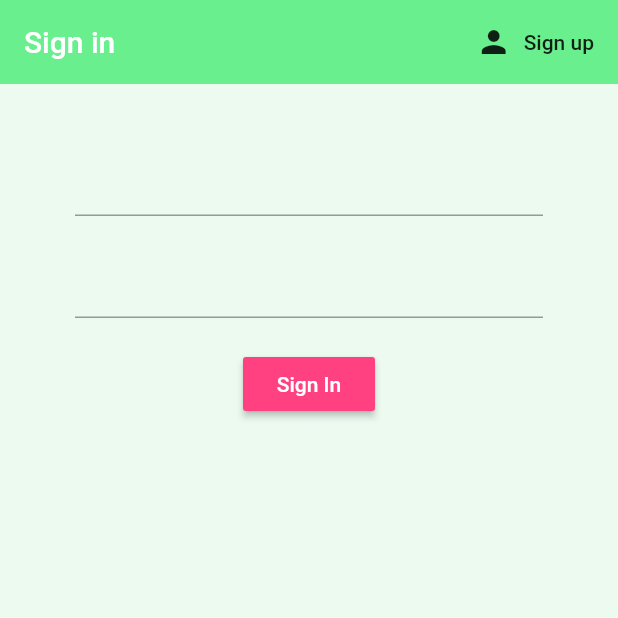
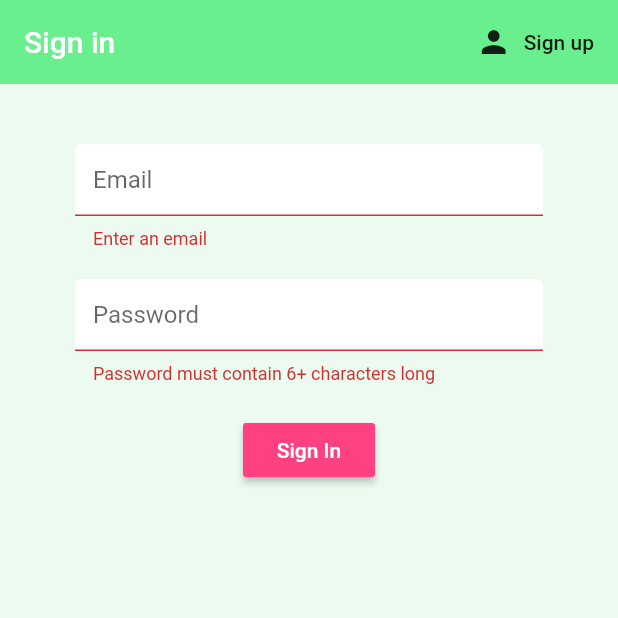
Before and after one commit to essence-lai/recipess, a Flutter app: the screen it shows after launch, after a tap on "Sign In", on a phone screen of 412 x 824 dp, the top half of it. Run offline on Flutter 3.47's test engine with Material 2 defaults, Android fonts, the phone set to English and light mode, and no system bars; our stand-ins replace firebase_auth, flutter_spinkit; accounts and stored records are empty.

Commit message:
loading screen

```diff
--- a/lib/screens/authenticate/register.dart
+++ b/lib/screens/authenticate/register.dart
@@ -1,5 +1,7 @@
 import 'package:flutter/material.dart';
 import 'package:recipess/services/auth.dart';
+import 'package:recipess/shared/constants.dart';
+import 'package:recipess/shared/loading.dart';
 
 class Register extends StatefulWidget {
   final Function toggleView;
@@ -13,6 +15,7 @@ class _RegisterState extends State<Register> {
 
   final AuthService _auth = AuthService();
   final _formKey = GlobalKey<FormState>();
+  bool loading = false;
 
   String email = '';
   String password = '';
@@ -20,7 +23,7 @@ class _RegisterState extends State<Register> {
 
   @override
   Widget build(BuildContext context) {
-     return Scaffold(
+     return loading ? Loading() : Scaffold(
       backgroundColor: Color(0xffECFAF0),
       appBar: AppBar(
         backgroundColor: Color(0xff69EF8D),
@@ -40,6 +43,7 @@ class _RegisterState extends State<Register> {
               children: <Widget>[
                 SizedBox(height: 20.0),
                 TextFormField(
+                  decoration: textInputDecoration.copyWith(hintText: 'Email'),
                   validator: (val) => val.isEmpty ? 'Enter an email' : null,
                   onChanged: (val){
                     setState(() => email = val);
@@ -47,6 +51,7 @@ class _RegisterState extends State<Register> {
                 ),
                 SizedBox(height: 20.0),
                 TextFormField(
+                  decoration: textInputDecoration.copyWith(hintText: 'Password'),
                   validator: (val) => val.length < 6 ? 'Password must contain 6+ characters long' : null,
                   obscureText: true,
                   onChanged: (val){
@@ -62,10 +67,14 @@ class _RegisterState extends State<Register> {
                   ),
                   onPressed: () async {
                     if(_formKey.currentState.validate()){
+                      setState(() => loading = true);
                       dynamic result = await _auth.registerWithEmailAndPassword(email, password);
 
                       if(result == null){
-                        setState(() => error = 'Please enter a valid email');
+                        setState((){
+                          error = 'Please enter a valid email';
+                          loading = false;
+                        });
                       }
                     }
                   },
--- a/lib/screens/authenticate/sign_in.dart
+++ b/lib/screens/authenticate/sign_in.dart
@@ -1,5 +1,7 @@
 import 'package:flutter/material.dart';
 import 'package:recipess/services/auth.dart';
+import 'package:recipess/shared/constants.dart';
+import 'package:recipess/shared/loading.dart';
 
 class SignIn extends StatefulWidget {
   final Function toggleView;
@@ -12,12 +14,16 @@ class SignIn extends StatefulWidget {
 class _SignInState extends State<SignIn> {
 
   final AuthService _auth = AuthService();
+  final _formKey = GlobalKey<FormState>();
+  bool loading = false;
+
   String email = '';
   String password = '';
+  String error = '';
 
   @override
   Widget build(BuildContext context) {
-    return Scaffold(
+    return loading ? Loading() : Scaffold(
       backgroundColor: Color(0xffECFAF0),
       appBar: AppBar(
         backgroundColor: Color(0xff69EF8D),
@@ -32,16 +38,21 @@ class _SignInState extends State<SignIn> {
         body: Container(
           padding: EdgeInsets.symmetric(vertical: 20.0, horizontal: 50.0),
           child: Form(
+            key: _formKey,
             child: Column(
               children: <Widget>[
                 SizedBox(height: 20.0),
                 TextFormField(
+                  decoration: textInputDecoration.copyWith(hintText: 'Email'),
+                  validator: (val) => val.isEmpty ? 'Enter an email' : null,
                   onChanged: (val){
                     setState(() => email = val);
                   },
                 ),
                 SizedBox(height: 20.0),
                 TextFormField(
+                  decoration: textInputDecoration.copyWith(hintText: 'Password'),
+                  validator: (val) => val.length < 6 ? 'Password must contain 6+ characters long' : null,
                   obscureText: true,
                   onChanged: (val){
                     setState(() => password = val);
@@ -55,10 +66,22 @@ class _SignInState extends State<SignIn> {
                     style: TextStyle(color: Colors.white)
                   ),
                   onPressed: () async {
-                    print(email);
-                    print(password);
+                   if(_formKey.currentState.validate()){
+                     setState(() => loading = true);
+                     dynamic result = await _auth.signInWithEmailAndPassword(email, password);
+                      if(result == null) {
+                        setState(() {
+                          error = 'Could not sign in';
+                          loading = false;
+                        });
+                      }
+                    }
                   },
-
+                ),
+                SizedBox(height: 12.0),
+                Text(
+                  error,
+                  style: TextStyle(color: Colors.red, fontSize: 14.0),
                 )
               ]
             ),
--- a/lib/services/auth.dart
+++ b/lib/services/auth.dart
@@ -30,6 +30,19 @@ class AuthService {
 
   //sign in email/pass
 
+  Future signInWithEmailAndPassword(String email, String password) async {
+    try {
+      AuthResult result = await _auth.signInWithEmailAndPassword(email: email, password: password);
+      FirebaseUser user = result.user;
+
+      return _userFromFirebaseUser(user);
+
+    } catch (e) {
+      print(e.toString());
+      return null;
+    }
+  }
+
   //register in email/pass
 
   Future registerWithEmailAndPassword(String email, String password) async {
--- /dev/null
+++ b/lib/shared/constants.dart
@@ -0,0 +1,13 @@
+import 'package:flutter/material.dart';
+
+const textInputDecoration = InputDecoration(
+  hintText: 'Email',
+  fillColor: Colors.white,
+  filled: true,
+  enabledBorder: OutlineInputBorder(
+    borderSide: BorderSide(color: Colors.white, width: 2.0)
+  ),
+  focusedBorder: OutlineInputBorder(
+    borderSide: BorderSide(color: Colors.pinkAccent, width: 2.0)
+  ),
+);
--- a/pubspec.yaml
+++ b/pubspec.yaml
@@ -26,6 +26,7 @@ dependencies:
   firebase_auth: ^0.14.0+5
   cloud_firestore: ^0.12.9+4
   provider: ^3.1.0
+  flutter_spinkit: "^4.1.2"
 
 dev_dependencies:
   flutter_test:
```
Also changed, not shown: lib/shared/loading.dart (added, +17 -0 lines), pubspec.lock.
